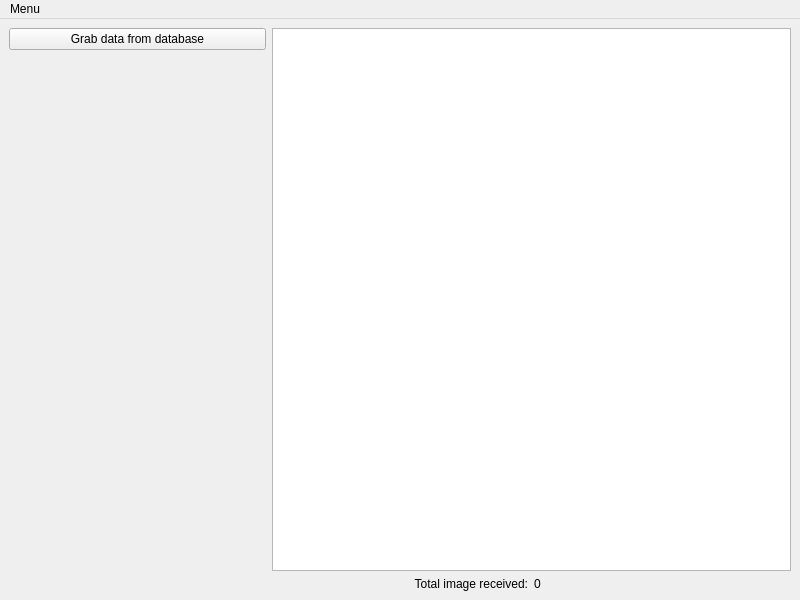
The window that Server/mainwindow.ui (wakeUPdxxn/testForCB) describes before a commit, drawn with Qt 5.
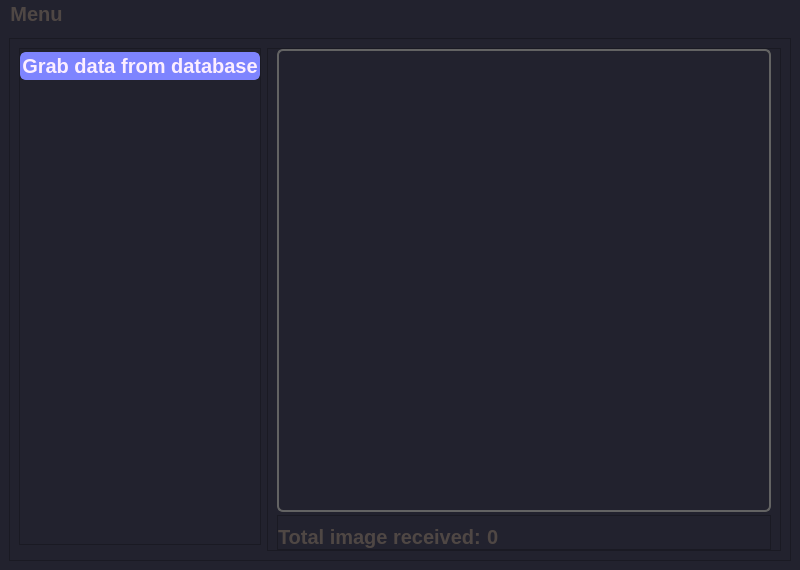
The same window after the commit.

Commit message: UI improved,added callback to client for sending success notification

Diff of the .ui file:
```diff
--- a/Server/mainwindow.ui
+++ b/Server/mainwindow.ui
@@ -7,22 +7,73 @@
     <x>0</x>
     <y>0</y>
     <width>800</width>
-    <height>600</height>
+    <height>570</height>
    </rect>
   </property>
+  <property name="font">
+   <font>
+    <family>Montserrat</family>
+    <bold>true</bold>
+   </font>
+  </property>
   <property name="windowTitle">
    <string>MainWindow</string>
   </property>
+  <property name="styleSheet">
+   <string notr="true">background-color: #22222e;
+</string>
+  </property>
   <widget class="QWidget" name="centralwidget">
    <layout class="QGridLayout" name="gridLayout">
-    <item row="2" column="2">
-     <widget class="QLabel" name="totalReceived_lbl">
+    <item row="0" column="1">
+     <widget class="QFrame" name="frame">
+      <property name="frameShape">
+       <enum>QFrame::StyledPanel</enum>
+      </property>
+      <property name="frameShadow">
+       <enum>QFrame::Raised</enum>
+      </property>
+      <layout class="QGridLayout" name="gridLayout_2">
+       <item row="0" column="0">
+        <widget class="QFrame" name="frame_3">
+         <property name="frameShape">
+          <enum>QFrame::StyledPanel</enum>
+         </property>
+         <property name="frameShadow">
+          <enum>QFrame::Raised</enum>
+         </property>
+         <layout class="QVBoxLayout" name="verticalLayout_2" stretch="1,1">
+          <property name="spacing">
+           <number>20</number>
+          </property>
+          <property name="leftMargin">
+           <number>0</number>
+          </property>
+          <property name="topMargin">
+           <number>3</number>
+          </property>
+          <property name="rightMargin">
+           <number>0</number>
+          </property>
+          <property name="bottomMargin">
+           <number>0</number>
+          </property>
+          <item>
+           <widget class="QPushButton" name="getDB_pb">
+            <property name="styleSheet">
+             <string notr="true">font: bold 20px;
+color: rgb(252, 238, 255);
+background-color: rgb(126, 132, 255);               
+border: 2px solid rgb(126, 132, 255);
+border-radius: 6px;
+</string>
+            </property>
       <property name="text">
-       <string>0</string>
+             <string>Grab data from database</string>
       </property>
      </widget>
     </item>
-    <item row="1" column="0">
+          <item>
      <spacer name="verticalSpacer">
       <property name="orientation">
        <enum>Qt::Vertical</enum>
@@ -30,32 +81,100 @@
       <property name="sizeHint" stdset="0">
        <size>
         <width>20</width>
-        <height>40</height>
+              <height>30</height>
        </size>
       </property>
      </spacer>
     </item>
-    <item row="0" column="1" rowspan="2" colspan="2">
-     <widget class="QListView" name="listView"/>
-    </item>
+         </layout>
+        </widget>
+       </item>
+       <item row="0" column="1" rowspan="2">
+        <widget class="QFrame" name="frame_2">
+         <property name="frameShape">
+          <enum>QFrame::StyledPanel</enum>
+         </property>
+         <property name="frameShadow">
+          <enum>QFrame::Raised</enum>
+         </property>
+         <layout class="QVBoxLayout" name="verticalLayout">
+          <property name="spacing">
+           <number>3</number>
+          </property>
+          <property name="topMargin">
+           <number>0</number>
+          </property>
+          <property name="bottomMargin">
+           <number>0</number>
+          </property>
+          <item>
+           <widget class="QListView" name="listView">
+            <property name="styleSheet">
+             <string notr="true">background-color: #22222e;
+font: bold 16px;
+color:rgb(252, 238, 255);
+border:2px solid rgb(99, 99, 99);
+border-radius: 6px;</string>
+            </property>
+            <property name="horizontalScrollBarPolicy">
+             <enum>Qt::ScrollBarAlwaysOff</enum>
+            </property>
+           </widget>
+          </item>
+          <item>
+           <widget class="QFrame" name="frame_4">
+            <property name="font">
+             <font>
+              <family>Montserrat Black</family>
+              <pointsize>-1</pointsize>
+              <italic>false</italic>
+              <bold>true</bold>
+             </font>
+            </property>
+            <property name="styleSheet">
+             <string notr="true">font: bold 20px;
+color: rgb(79, 71, 68);</string>
+            </property>
+            <property name="frameShape">
+             <enum>QFrame::StyledPanel</enum>
+            </property>
+            <property name="frameShadow">
+             <enum>QFrame::Raised</enum>
+            </property>
+            <layout class="QFormLayout" name="formLayout">
+             <property name="leftMargin">
+              <number>0</number>
+             </property>
+             <property name="bottomMargin">
+              <number>0</number>
+             </property>
     <item row="0" column="0">
-     <widget class="QPushButton" name="getDB_pb">
-      <property name="text">
-       <string>Grab data from database</string>
-      </property>
-     </widget>
-    </item>
-    <item row="2" column="1">
-     <widget class="QLabel" name="label">
+              <widget class="QLabel" name="totalReceived_lbl">
       <property name="layoutDirection">
-       <enum>Qt::RightToLeft</enum>
+                <enum>Qt::LeftToRight</enum>
       </property>
       <property name="text">
        <string>Total image received:</string>
       </property>
       <property name="alignment">
-       <set>Qt::AlignRight|Qt::AlignTrailing|Qt::AlignVCenter</set>
-      </property>
+                <set>Qt::AlignLeading|Qt::AlignLeft|Qt::AlignVCenter</set>
+               </property>
+              </widget>
+             </item>
+             <item row="0" column="1">
+              <widget class="QLabel" name="totalReceived">
+               <property name="text">
+                <string>0</string>
+               </property>
+              </widget>
+             </item>
+            </layout>
+           </widget>
+          </item>
+         </layout>
+        </widget>
+       </item>
+      </layout>
      </widget>
     </item>
    </layout>
@@ -66,9 +185,13 @@
      <x>0</x>
      <y>0</y>
      <width>800</width>
-     <height>22</height>
+     <height>32</height>
     </rect>
    </property>
+   <property name="styleSheet">
+    <string notr="true">font: bold 20px;
+color: rgb(79, 71, 68);</string>
+   </property>
    <widget class="QMenu" name="menuMenu">
     <property name="title">
      <string>Menu</string>
```
Lines whose indentation alone changed are shown as unchanged. The commit also changes 2 other files.
